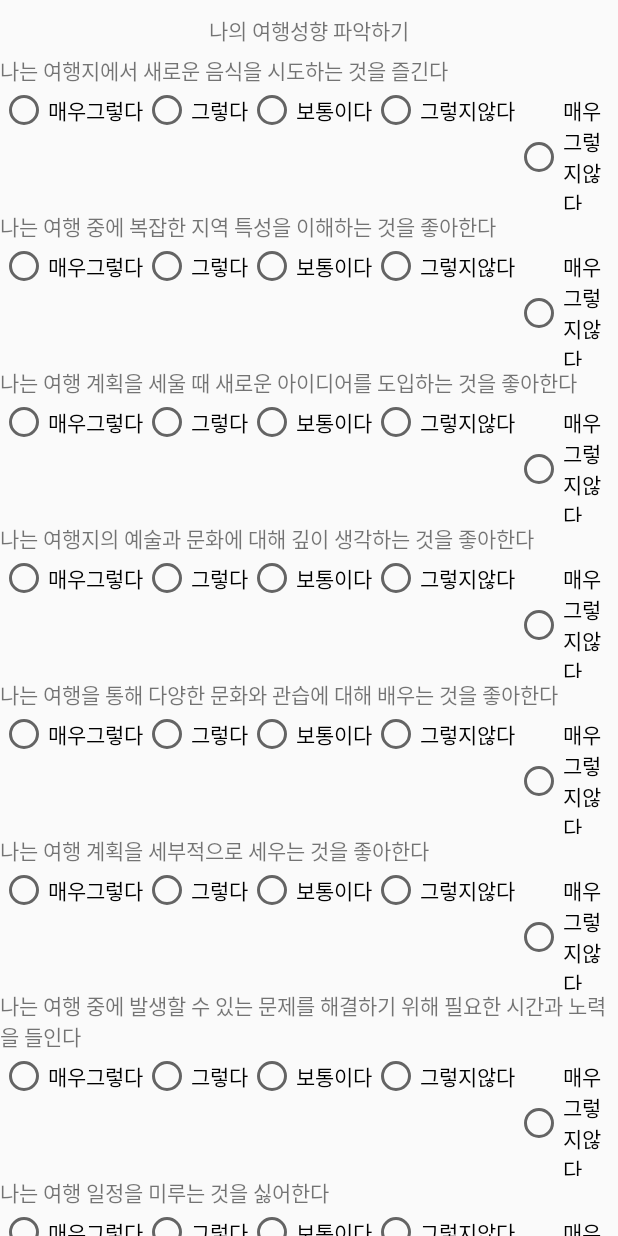
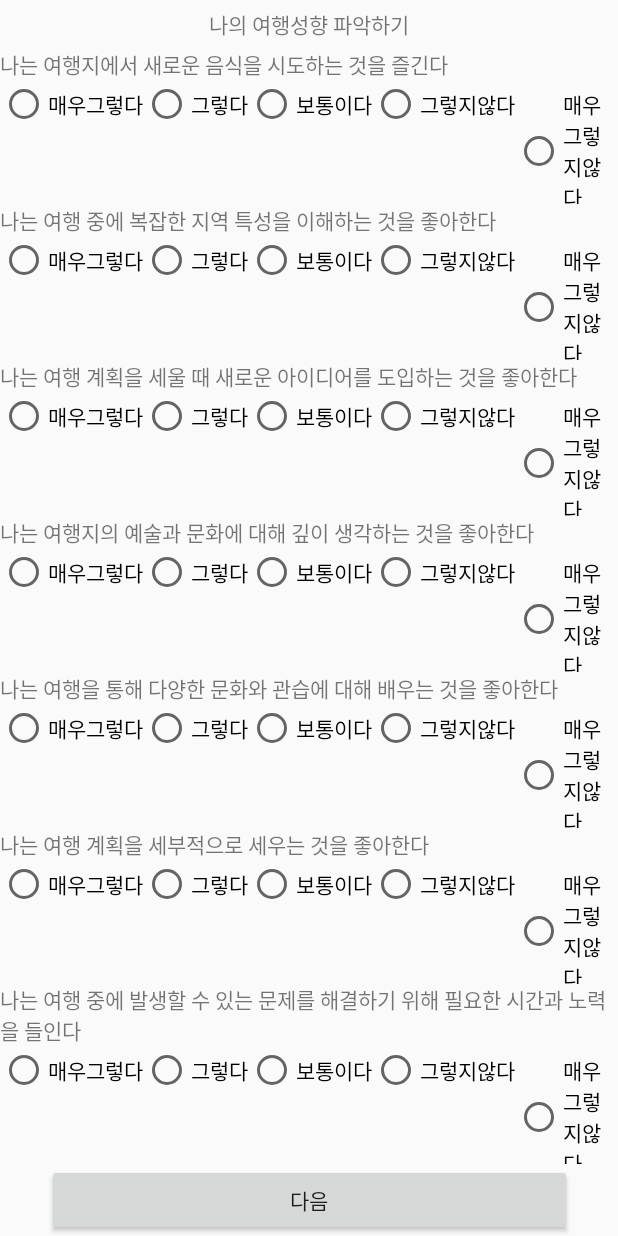
Before and after one commit to yesue2/GenAI-Hackathon, an Android app: the screen it shows after launch (PropencityQuestions), on a phone screen of 412 x 824 dp. Run offline under Robolectric (Android 15) with nearby library versions, the light colour scheme and no system bars.

Commit message:
update : change linerlayout -> ConstraintLayout

```diff
--- a/app/src/main/res/layout/activity_propencity_travel.xml
+++ b/app/src/main/res/layout/activity_propencity_travel.xml
@@ -1,23 +1,30 @@
 <?xml version="1.0" encoding="utf-8"?>
-<LinearLayout
+<androidx.constraintlayout.widget.ConstraintLayout
     xmlns:android="http://schemas.android.com/apk/res/android"
+    xmlns:app="http://schemas.android.com/apk/res-auto"
+    xmlns:tools="http://schemas.android.com/tools"
     android:layout_width="match_parent"
     android:layout_height="match_parent"
-    android:orientation="vertical"
-    >
+    android:orientation="vertical">
 
     <TextView
+        android:id="@+id/textView2"
         android:layout_width="match_parent"
         android:layout_height="32dp"
-        android:layout_marginTop="4dp"
         android:gravity="center"
-        android:text="나의 여행성향 파악하기" />
+        android:text="나의 여행성향 파악하기"
+        app:layout_constraintEnd_toEndOf="parent"
+        app:layout_constraintHorizontal_bias="0.5"
+        app:layout_constraintStart_toStartOf="parent"
+        app:layout_constraintTop_toTopOf="parent" />
 
     <androidx.core.widget.NestedScrollView
         android:layout_width="match_parent"
-        android:layout_height="match_parent"
+        android:layout_height="0dp"
         android:layout_gravity="center"
-        >
+        app:layout_constraintBottom_toTopOf="@+id/propencity_submit_button"
+        app:layout_constraintTop_toBottomOf="@+id/textView2"
+        tools:layout_editor_absoluteX="40dp">
 
         <LinearLayout
             android:id="@+id/question_linearlayout"
@@ -30,4 +37,14 @@
 
     </androidx.core.widget.NestedScrollView>
 
-</LinearLayout>
+    <Button
+        android:id="@+id/propencity_submit_button"
+        android:layout_width="350dp"
+        android:layout_height="wrap_content"
+        android:text="@string/next_button"
+        app:layout_constraintBottom_toBottomOf="parent"
+        app:layout_constraintEnd_toEndOf="parent"
+        app:layout_constraintHorizontal_bias="0.5"
+        app:layout_constraintStart_toStartOf="parent" />
+
+</androidx.constraintlayout.widget.ConstraintLayout>
--- a/app/src/main/res/layout/activity_selected_disposition.xml
+++ b/app/src/main/res/layout/activity_selected_disposition.xml
@@ -138,7 +138,7 @@
         android:id="@+id/saveButton"
         android:layout_width="350dp"
         android:layout_height="wrap_content"
-        android:text="다음"
+        android:text="@string/next_button"
         style="@style/ThickButtonStyle"
         android:textColor="#FFFFFF"
         android:background="@drawable/button_rounded_background"
--- a/app/src/main/res/values/strings.xml
+++ b/app/src/main/res/values/strings.xml
@@ -1,4 +1,5 @@
 <resources>
     <string name="app_name">Tour</string>
     <string name="destination_prompt">여행지를 선택하세요</string>
+    <string name="next_button">다음</string>
 </resources>
```
